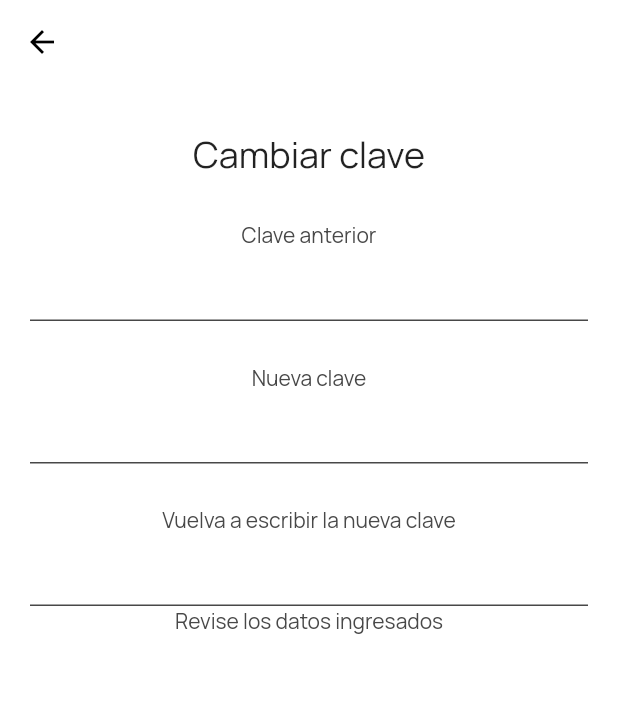
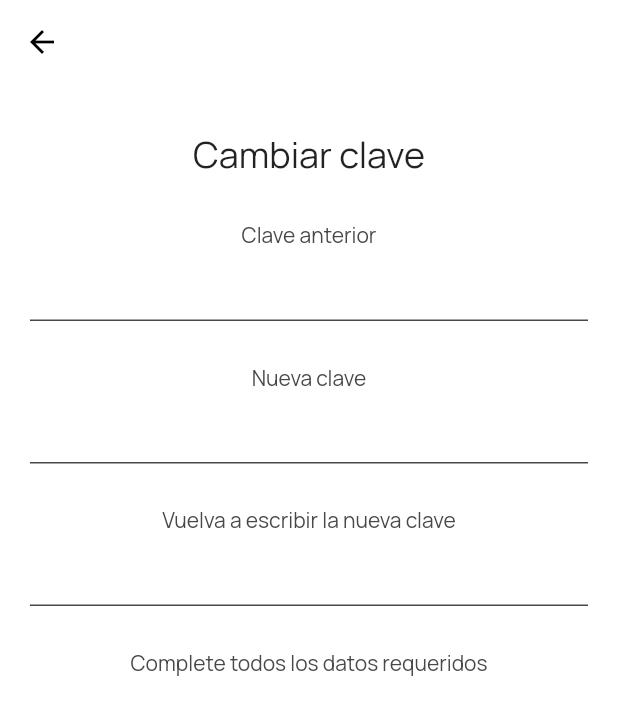
Before and after one commit to rjcalifornia/lofty-latam-mobile-app, a Flutter app: the ChangePasswordScreen screen opened directly, on a phone screen of 412 x 824 dp. Shown: the top 715 px of the screen. Run offline on Flutter 3.47's test engine with Material 2 defaults, Android fonts, the phone set to English and light mode, and no system bars; our stand-ins replace cached_network_image, dio, flutter_image_compress, google_fonts, image_picker, loading_animation_widget and 3 more; accounts and stored records are empty.

Commit message:
Changes to be committed: 	modified:   lib/bloc/user_bloc.dart 	modified:   lib/ui/screens/user/change_password.dart

```diff
--- a/lib/ui/screens/user/change_password.dart
+++ b/lib/ui/screens/user/change_password.dart
@@ -98,16 +98,18 @@ class _ChangePasswordScreenState extends State<ChangePasswordScreen> {
                         ),
                       );
                     }),
+                const SizedBox(
+                  height: 28,
+                ),
                 StreamBuilder(
                   stream: userBloc.verifyPasswordsEqual,
                   builder: (context, AsyncSnapshot snapshot) {
                     if (!snapshot.hasData) {
-                      // ignore: avoid_unnecessary_containers
-                      return Container(
-                        child: const Column(
+                      return const SizedBox(
+                        child: Column(
                           children: [
                             Text(
-                              "Revise los datos ingresados",
+                              "Complete todos los datos requeridos",
                               style: TextStyle(color: BrandColors.hof),
                             )
                           ],
@@ -116,7 +118,7 @@ class _ChangePasswordScreenState extends State<ChangePasswordScreen> {
                     } else {
                       return ElevatedButton(
                         onPressed: () {
-                          userBloc.generateReceipt(context, widget.lease.id);
+                          userBloc.updatePassword(context);
                         },
                         style: ElevatedButton.styleFrom(
                           backgroundColor: BrandColors.arches,
```
Also changed, not shown: lib/bloc/user_bloc.dart (+13 -6 lines).
